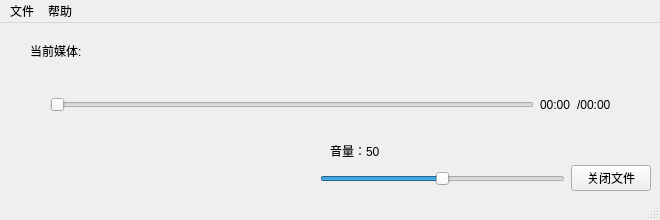
First picture: the form in src/playerwindow.ui, repository Remaker01/TinyPlayer, before the edit.
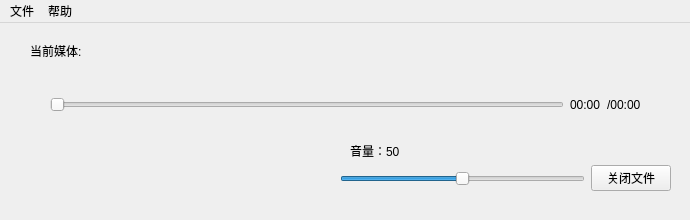
Second picture: the form after the edit.

The edit to the form file:
```diff
--- a/src/playerwindow.ui
+++ b/src/playerwindow.ui
@@ -6,7 +6,7 @@
    <rect>
     <x>0</x>
     <y>0</y>
-    <width>660</width>
+    <width>690</width>
     <height>220</height>
    </rect>
   </property>
@@ -18,7 +18,7 @@
   </property>
   <property name="minimumSize">
    <size>
-    <width>660</width>
+    <width>690</width>
     <height>220</height>
    </size>
   </property>
@@ -31,12 +31,6 @@
   <property name="windowTitle">
    <string>TinyPlayer</string>
   </property>
-  <property name="windowOpacity">
-   <double>1.000000000000000</double>
-  </property>
-  <property name="styleSheet">
-   <string notr="true"/>
-  </property>
   <widget class="QWidget" name="centralwidget">
    <property name="sizePolicy">
     <sizepolicy hsizetype="Fixed" vsizetype="Fixed">
@@ -44,13 +38,10 @@
      <verstretch>0</verstretch>
     </sizepolicy>
    </property>
-   <property name="styleSheet">
-    <string notr="true"/>
-   </property>
    <widget class="QWidget" name="widget" native="true">
     <property name="geometry">
      <rect>
-      <x>320</x>
+      <x>340</x>
       <y>130</y>
       <width>331</width>
       <height>51</height>
@@ -117,7 +108,7 @@
    <widget class="QLabel" name="volLabel">
     <property name="geometry">
      <rect>
-      <x>330</x>
+      <x>350</x>
       <y>120</y>
       <width>72</width>
       <height>15</height>
@@ -132,13 +123,16 @@
      <rect>
       <x>50</x>
       <y>60</y>
-      <width>561</width>
+      <width>591</width>
       <height>44</height>
      </rect>
     </property>
     <layout class="QHBoxLayout" name="horizontalLayout_2">
      <item>
       <widget class="QSlider" name="progressSlider">
+       <property name="maximum">
+        <number>0</number>
+       </property>
        <property name="orientation">
         <enum>Qt::Horizontal</enum>
        </property>
@@ -166,7 +160,7 @@
     <rect>
      <x>0</x>
      <y>0</y>
-     <width>660</width>
+     <width>690</width>
      <height>26</height>
     </rect>
    </property>
@@ -187,7 +181,6 @@
    <addaction name="menu"/>
    <addaction name="menu_2"/>
   </widget>
-  <widget class="QStatusBar" name="statusbar"/>
   <action name="actionopenFile">
    <property name="text">
     <string>打开...</string>
```
Left out of the diff: 3 changed lines with no effect on the pictures.
